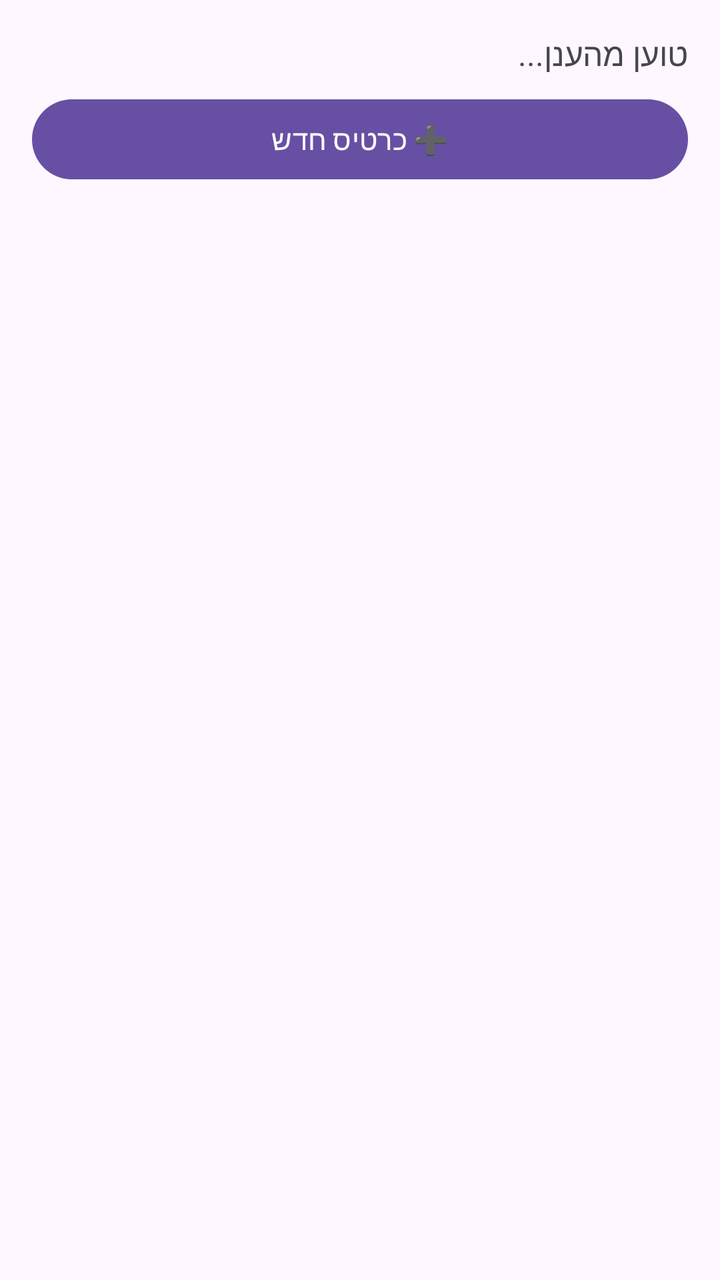
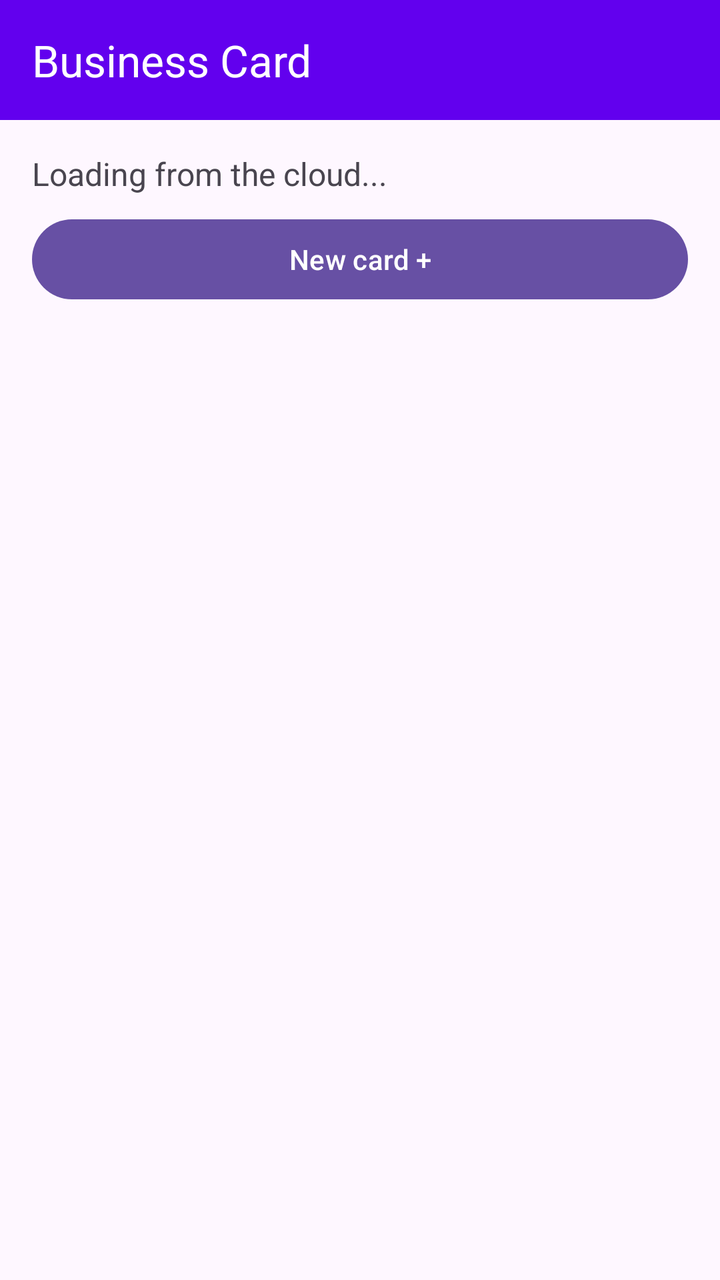

Two renders of the same Android screen: before a commit and after it. Below are the layout's source before the change and the commit's diff.
<!-- AndroidManifest.xml: application theme Theme.DigitalCard -->
<!-- res/layout/activity_cards_list.xml -->
<?xml version="1.0" encoding="utf-8"?>
<LinearLayout xmlns:android="http://schemas.android.com/apk/res/android"
    android:layout_width="match_parent"
    android:layout_height="match_parent"
    android:orientation="vertical"
    android:padding="16dp">

    <TextView
        android:id="@+id/tvCount"
        android:layout_width="match_parent"
        android:layout_height="wrap_content"
        android:layout_marginBottom="8dp"
        android:text="טוען מהענן..."
        android:textSize="16sp" />

    <Button
        android:id="@+id/btnAdd"
        android:layout_width="match_parent"
        android:layout_height="wrap_content"
        android:layout_marginBottom="8dp"
        android:text="➕ כרטיס חדש" />

    <ListView
        android:id="@+id/lvCards"
        android:layout_width="match_parent"
        android:layout_height="match_parent" />

</LinearLayout>
<!-- resources referenced by this layout -->
<resources>
  <style name="Theme.DigitalCard" parent="Base.Theme.DigitalCard" />
  <style name="Base.Theme.DigitalCard" parent="Theme.Material3.DayNight.NoActionBar">
          
          
      </style>
</resources>

<!-- the commit's change to res/layout/activity_cards_list.xml (unified diff, before → after) -->
@@ -2,27 +2,43 @@
 <LinearLayout xmlns:android="http://schemas.android.com/apk/res/android"
     android:layout_width="match_parent"
     android:layout_height="match_parent"
-    android:orientation="vertical"
-    android:padding="16dp">
+    xmlns:app="http://schemas.android.com/apk/res-auto"
+    android:orientation="vertical">
 
-    <TextView
-        android:id="@+id/tvCount"
+    <androidx.appcompat.widget.Toolbar
+        android:id="@+id/toolbar"
         android:layout_width="match_parent"
-        android:layout_height="wrap_content"
-        android:layout_marginBottom="8dp"
-        android:text="טוען מהענן..."
-        android:textSize="16sp" />
+        android:layout_height="60dp"
+        android:background="#6200EE"
+        app:title="Business Card"
+        app:titleTextColor="#FFFFFF"
+        app:theme="@style/ThemeOverlay.AppCompat.Dark.ActionBar" />
 
-    <Button
-        android:id="@+id/btnAdd"
-        android:layout_width="match_parent"
-        android:layout_height="wrap_content"
-        android:layout_marginBottom="8dp"
-        android:text="➕ כרטיס חדש" />
+    <LinearLayout
+        android:layout_width="wrap_content"
+        android:layout_height="match_parent"
+        android:orientation="vertical"
+        android:layout_margin="16dp">
 
-    <ListView
-        android:id="@+id/lvCards"
-        android:layout_width="match_parent"
-        android:layout_height="match_parent" />
+        <TextView
+            android:id="@+id/tvCount"
+            android:layout_width="match_parent"
+            android:layout_height="wrap_content"
+            android:layout_marginBottom="8dp"
+            android:text="Loading from the cloud..."
+            android:textSize="16sp" />
+
+        <Button
+            android:id="@+id/btnAdd"
+            android:layout_width="match_parent"
+            android:layout_height="wrap_content"
+            android:layout_marginBottom="8dp"
+            android:text="New card +" />
+
+        <ListView
+            android:id="@+id/lvCards"
+            android:layout_width="match_parent"
+            android:layout_height="match_parent" />
+    </LinearLayout>
 
 </LinearLayout>
